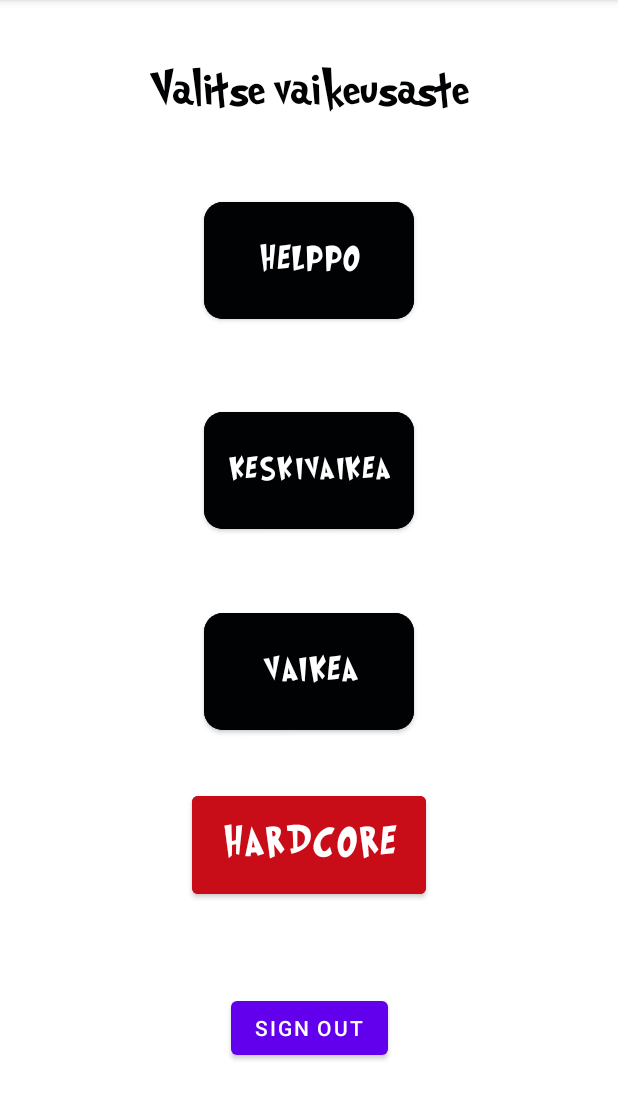
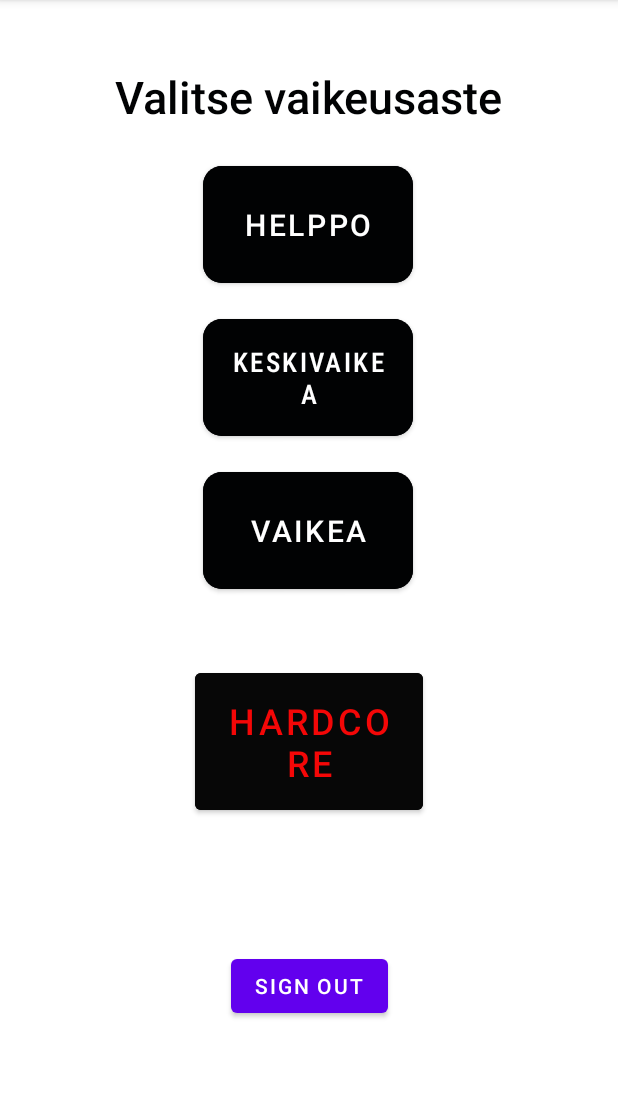
Before and after one commit to PeteSippala/Mobiilikehityspro22, an Android app: the MainActivity screen opened directly, with no data from a screen before it, on a phone screen of 412 x 824 dp, the part 84-1204 px from its top. Run offline under Robolectric (Android 15) with nearby library versions, the phone set to English and light mode, and no system bars; our stand-ins replace Firebase (no records; nobody signed in at launch, a user with empty details on screens opened directly); Roboto replaces fonts that are not available here.

Commit message:
Visual
Visualisointia

```diff
--- a/app/src/main/res/layout/activity_login.xml
+++ b/app/src/main/res/layout/activity_login.xml
@@ -10,7 +10,7 @@
         android:id="@+id/buttonLoginNow"
         android:layout_width="wrap_content"
         android:layout_height="wrap_content"
-        android:backgroundTint="#03A9F4"
+        android:backgroundTint="#7D4AF3"
         android:text="Kirjaudu"
         app:layout_constraintBottom_toBottomOf="parent"
         app:layout_constraintEnd_toEndOf="parent"
--- a/app/src/main/res/layout/activity_main.xml
+++ b/app/src/main/res/layout/activity_main.xml
@@ -11,7 +11,7 @@
         android:layout_width="wrap_content"
         android:layout_height="wrap_content"
         android:layout_marginTop="44dp"
-        android:fontFamily="@font/grinchedregular"
+        android:fontFamily="sans-serif-medium"
         android:text="Valitse vaikeusaste"
         android:textColor="#010203"
         android:textSize="30sp"
@@ -23,13 +23,14 @@
         android:id="@+id/buttonEasy"
         android:layout_width="140dp"
         android:layout_height="90dp"
-        android:layout_marginTop="50dp"
+        android:layout_marginTop="20dp"
         android:backgroundTint="#010203"
-        android:fontFamily="@font/grinchedregular"
+        android:fontFamily="sans-serif-medium"
         android:text="Helppo"
         android:textSize="20sp"
         app:cornerRadius="2mm"
         app:layout_constraintEnd_toEndOf="parent"
+        app:layout_constraintHorizontal_bias="0.498"
         app:layout_constraintStart_toStartOf="parent"
         app:layout_constraintTop_toBottomOf="@+id/textView" />
 
@@ -37,13 +38,14 @@
         android:id="@+id/buttonMid"
         android:layout_width="140dp"
         android:layout_height="90dp"
-        android:layout_marginTop="50dp"
+        android:layout_marginTop="12dp"
         android:backgroundTint="#010203"
-        android:fontFamily="@font/grinchedregular"
+        android:fontFamily="sans-serif-condensed-medium"
         android:text="Keskivaikea"
         android:textSize="18sp"
         app:cornerRadius="2mm"
         app:layout_constraintEnd_toEndOf="parent"
+        app:layout_constraintHorizontal_bias="0.498"
         app:layout_constraintStart_toStartOf="parent"
         app:layout_constraintTop_toBottomOf="@+id/buttonEasy" />
 
@@ -51,28 +53,29 @@
         android:id="@+id/buttonHard"
         android:layout_width="140dp"
         android:layout_height="90dp"
-        android:layout_marginTop="44dp"
+        android:layout_marginTop="12dp"
         android:backgroundTint="#010203"
-        android:fontFamily="@font/grinchedregular"
+        android:fontFamily="sans-serif-medium"
         android:text="Vaikea"
         android:textSize="20sp"
         app:cornerRadius="2mm"
         app:layout_constraintEnd_toEndOf="parent"
-        app:layout_constraintHorizontal_bias="0.501"
+        app:layout_constraintHorizontal_bias="0.498"
         app:layout_constraintStart_toStartOf="parent"
         app:layout_constraintTop_toBottomOf="@+id/buttonMid" />
 
     <Button
         android:id="@+id/buHardcore"
-        android:layout_width="156dp"
-        android:layout_height="77dp"
+        android:layout_width="152dp"
+        android:layout_height="103dp"
         android:layout_marginStart="139dp"
-        android:layout_marginTop="32dp"
+        android:layout_marginTop="44dp"
         android:layout_marginEnd="140dp"
         android:layout_marginBottom="145dp"
-        android:backgroundTint="#c90d18"
-        android:fontFamily="@font/grinchedregular"
+        android:backgroundTint="#070707"
+        android:fontFamily="sans-serif-medium"
         android:text="Hardcore"
+        android:textColor="#F40707"
         android:textSize="24sp"
         app:layout_constraintBottom_toBottomOf="parent"
         app:layout_constraintEnd_toEndOf="parent"
```
Also changed, not shown: app/src/main/res/layout/activity_easy_game.xml (+14 -15 lines), app/src/main/res/layout/activity_hard_game.xml (+8 -9 lines), app/src/main/res/layout/activity_hardcore_game.xml (+10 -11 lines), app/src/main/res/layout/activity_mid_game.xml (+9 -10 lines), app/src/main/res/layout/activity_tulos.xml (+11 -9 lines), app/src/main/res/layout/activity_tulos_hardcore.xml (+8 -5 lines).
